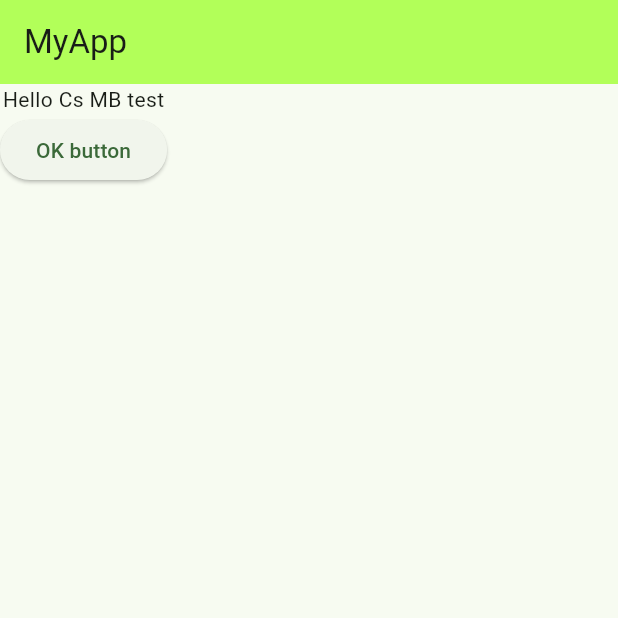
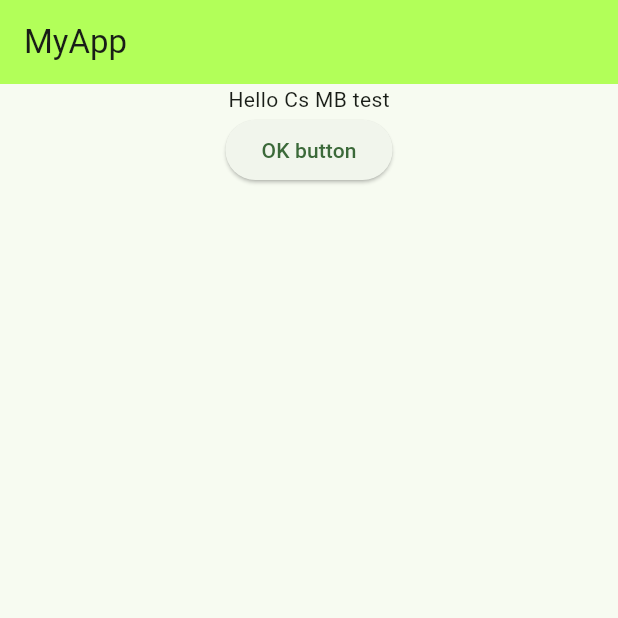
Before and after one commit to TaanTanode/Mobile-Web-Application, a Flutter app: the screen it shows after launch, after a tap on "OK button", on a phone screen of 412 x 824 dp, the top half of it. Run offline on Flutter 3.47's test engine with Material 3 defaults, Android fonts, the phone set to English and light mode, and no system bars.

Commit message:
new17/12/25

```diff
--- a/lib/main.dart
+++ b/lib/main.dart
@@ -18,13 +18,16 @@ class MyApp extends StatelessWidget {
         appBar: AppBar(
           title: Text('MyApp'),
         ),
-        body: Column(
+        body: Center(
+          child: Column(
             children: [
               Text(
                 'Hello Cs MB test',
               ),
               ElevatedButton(
-                onPressed: () {},
+                  onPressed: () {
+                    debugPrint("btn pressed");
+                  },
                   child: Text(
                     "OK button",
                   ))
@@ -34,6 +37,7 @@ class MyApp extends StatelessWidget {
             ],
           ),
         ),
+      ),
     );
   }
 }
```
Lines whose indentation alone changed are shown as unchanged.
